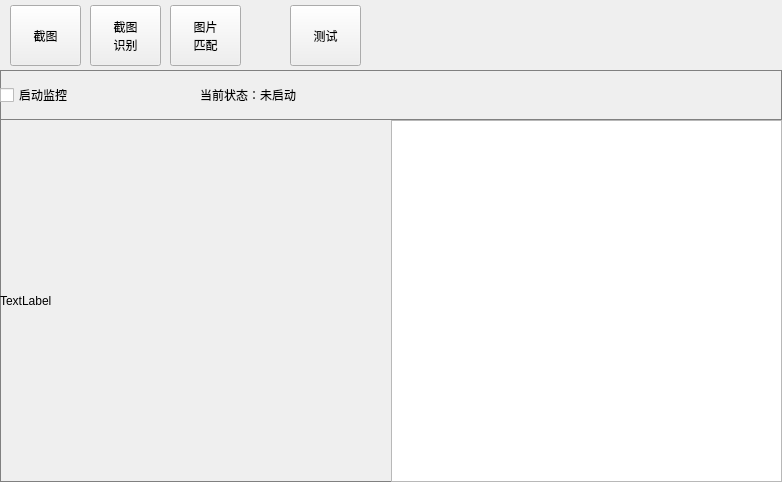
This is DiabloClicker/ui/tab_advance_image.ui in super999/DiabloHelper as Qt 5 draws it before an edit. The edited form follows.
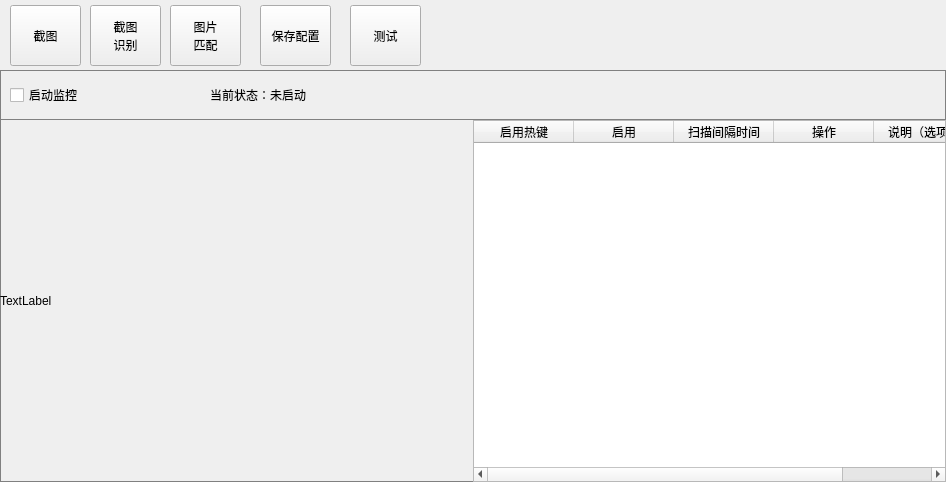
This is the edited form.

```diff
--- a/DiabloClicker/ui/tab_advance_image.ui
+++ b/DiabloClicker/ui/tab_advance_image.ui
@@ -6,7 +6,7 @@
    <rect>
     <x>0</x>
     <y>0</y>
-    <width>782</width>
+    <width>946</width>
     <height>482</height>
    </rect>
   </property>
@@ -62,7 +62,7 @@
      <widget class="QPushButton" name="pushButton_test">
       <property name="geometry">
        <rect>
-        <x>290</x>
+        <x>350</x>
         <y>5</y>
         <width>71</width>
         <height>61</height>
@@ -100,6 +100,37 @@
 匹配</string>
       </property>
      </widget>
+     <widget class="QToolButton" name="btn_save_config">
+      <property name="geometry">
+       <rect>
+        <x>260</x>
+        <y>5</y>
+        <width>71</width>
+        <height>61</height>
+       </rect>
+      </property>
+      <property name="text">
+       <string>保存配置</string>
+      </property>
+      <property name="iconSize">
+       <size>
+        <width>55</width>
+        <height>55</height>
+       </size>
+      </property>
+      <property name="checkable">
+       <bool>true</bool>
+      </property>
+      <property name="checked">
+       <bool>false</bool>
+      </property>
+      <property name="toolButtonStyle">
+       <enum>Qt::ToolButtonStyle::ToolButtonTextBesideIcon</enum>
+      </property>
+      <property name="autoRaise">
+       <bool>false</bool>
+      </property>
+     </widget>
     </widget>
    </item>
    <item>
@@ -153,7 +184,7 @@
           <number>0</number>
          </property>
          <property name="leftMargin">
-          <number>0</number>
+          <number>10</number>
          </property>
          <property name="topMargin">
           <number>0</number>
@@ -271,7 +302,33 @@
              <number>0</number>
             </property>
             <item>
-             <widget class="QListView" name="logList"/>
+             <widget class="QTableWidget" name="tableWidget">
+              <column>
+               <property name="text">
+                <string>启用热键</string>
+               </property>
+              </column>
+              <column>
+               <property name="text">
+                <string>启用</string>
+               </property>
+              </column>
+              <column>
+               <property name="text">
+                <string>扫描间隔时间</string>
+               </property>
+              </column>
+              <column>
+               <property name="text">
+                <string>操作</string>
+               </property>
+              </column>
+              <column>
+               <property name="text">
+                <string>说明（选项）</string>
+               </property>
+              </column>
+             </widget>
             </item>
            </layout>
           </widget>
```
